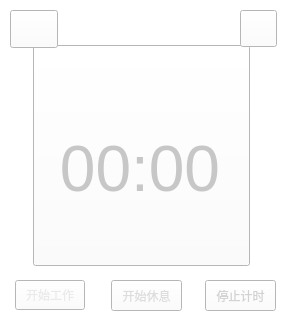
Before: the Qt Designer form mainwindow.ui in Haiming-Yang/oneTomato, drawn with Qt 5; both pictures show x 0 to 290 and y 0 to 320 of the 290 by 460 pixel window.
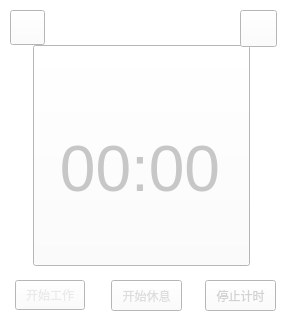
After: the same form once the commit is applied. Icons and pictures are not drawn.

What changed in the file:
```diff
--- a/mainwindow.ui
+++ b/mainwindow.ui
@@ -34,20 +34,20 @@
      <rect>
       <x>10</x>
       <y>10</y>
-      <width>48</width>
-      <height>38</height>
+      <width>35</width>
+      <height>35</height>
      </rect>
     </property>
     <property name="minimumSize">
      <size>
-      <width>48</width>
-      <height>38</height>
+      <width>35</width>
+      <height>35</height>
      </size>
     </property>
     <property name="maximumSize">
      <size>
-      <width>48</width>
-      <height>38</height>
+      <width>35</width>
+      <height>35</height>
      </size>
     </property>
     <property name="styleSheet">
```
Left out of the diff: 2 changed lines with no effect on the pictures.
